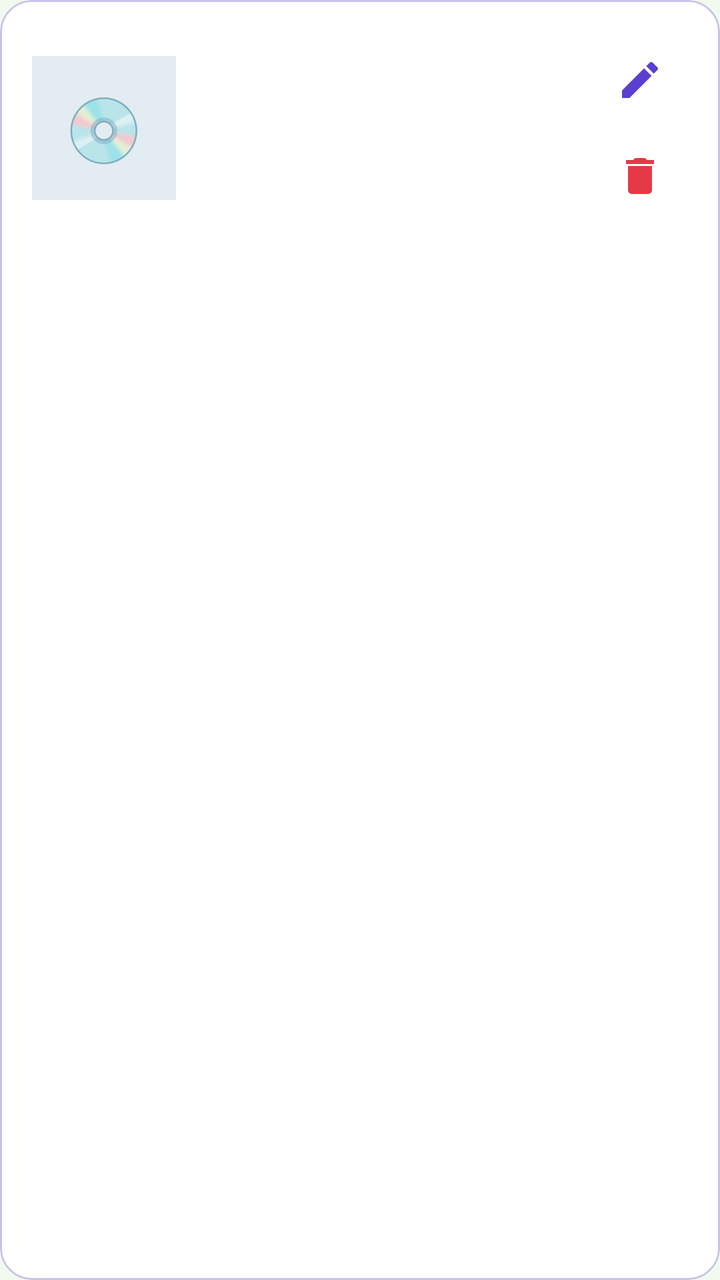
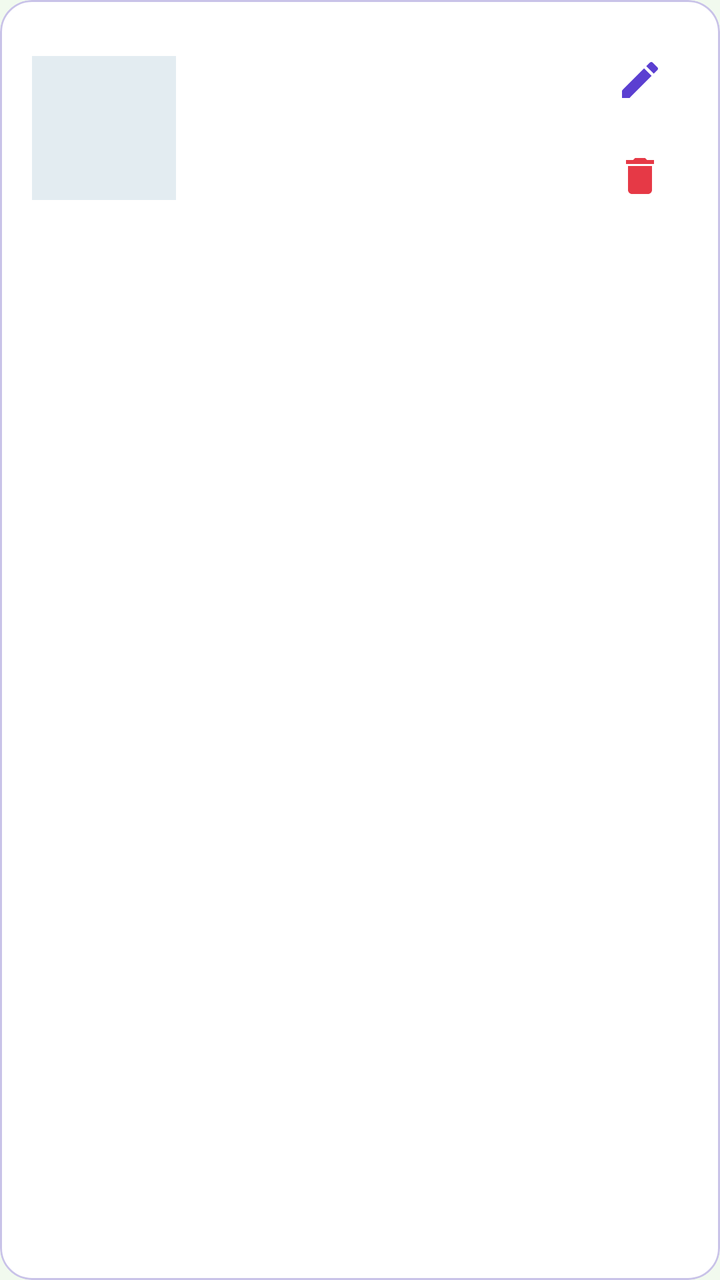

Compare the two renders of this Android layout. The source of the first and the diff that turns it into the second are given below.
<!-- AndroidManifest.xml: application theme Theme.VinylCDVault -->
<!-- res/layout/item_seller_product.xml -->
<?xml version="1.0" encoding="utf-8"?>
<com.google.android.material.card.MaterialCardView
    xmlns:android="http://schemas.android.com/apk/res/android"
    xmlns:app="http://schemas.android.com/apk/res-auto"
    style="@style/Widget.Material3.CardView.Outlined"
    android:layout_width="match_parent"
    android:layout_height="wrap_content"
    android:layout_marginBottom="@dimen/spacing_small"
    app:cardBackgroundColor="@color/card_bg"
    app:cardCornerRadius="@dimen/corner_radius"
    app:strokeColor="@color/input_stroke">

    <LinearLayout
        android:layout_width="match_parent"
        android:layout_height="wrap_content"
        android:gravity="center_vertical"
        android:orientation="horizontal"
        android:padding="@dimen/spacing_medium">

        <TextView
            android:layout_width="72dp"
            android:layout_height="72dp"
            android:background="@drawable/bg_cover"
            android:gravity="center"
            android:text="💿"
            android:textSize="32sp" />

        <LinearLayout
            android:layout_width="0dp"
            android:layout_height="wrap_content"
            android:layout_marginStart="@dimen/spacing_medium"
            android:layout_weight="1"
            android:orientation="vertical">

            <TextView
                android:id="@+id/tvTitle"
                style="@style/App.Text.Subtitle"
                android:layout_width="match_parent"
                android:layout_height="wrap_content"
                android:ellipsize="end"
                android:maxLines="1" />

            <TextView
                android:id="@+id/tvArtist"
                style="@style/App.Text.Body"
                android:layout_width="match_parent"
                android:layout_height="wrap_content" />

            <TextView
                android:id="@+id/tvFormat"
                style="@style/App.Text.Small"
                android:layout_width="wrap_content"
                android:layout_height="wrap_content" />

            <TextView
                android:id="@+id/tvPrice"
                style="@style/App.Text.Price"
                android:layout_width="wrap_content"
                android:layout_height="wrap_content" />
        </LinearLayout>

        <LinearLayout
            android:layout_width="wrap_content"
            android:layout_height="wrap_content"
            android:orientation="vertical">

            <ImageView
                android:id="@+id/btnEdit"
                android:layout_width="@dimen/icon_button"
                android:layout_height="@dimen/icon_button"
                android:background="?attr/selectableItemBackgroundBorderless"
                android:contentDescription="@string/seller_edit"
                android:padding="12dp"
                android:src="@drawable/ic_edit"
                app:tint="@color/primary" />

            <ImageView
                android:id="@+id/btnDelete"
                android:layout_width="@dimen/icon_button"
                android:layout_height="@dimen/icon_button"
                android:background="?attr/selectableItemBackgroundBorderless"
                android:contentDescription="@string/seller_delete"
                android:padding="12dp"
                android:src="@drawable/ic_delete"
                app:tint="@color/accent" />
        </LinearLayout>
    </LinearLayout>
</com.google.android.material.card.MaterialCardView>
<!-- resources referenced by this layout -->
<resources>
  <color name="accent">#E63946</color>
  <color name="card_bg" type="color">#FFFFFF</color>
  <color name="input_stroke" type="color">#C9C3E8</color>
  <color name="primary">#5B3FD1</color>
  <dimen name="corner_radius">16dp</dimen>
  <dimen name="icon_button">48dp</dimen>
  <dimen name="spacing_medium">16dp</dimen>
  <dimen name="spacing_small">8dp</dimen>
  <!-- drawable bg_cover (drawable) -->
  <?xml version="1.0" encoding="utf-8"?>
  <shape xmlns:android="http://schemas.android.com/apk/res/android" android:shape="rectangle">
      <solid android:color="@color/surface_muted" />
  </shape>
  <!-- drawable ic_delete (drawable) -->
  <vector xmlns:android="http://schemas.android.com/apk/res/android" android:height="24dp" android:tint="#000000" android:viewportHeight="24" android:viewportWidth="24" android:width="24dp">
        
      <path android:fillColor="@android:color/white" android:pathData="M6,19c0,1.1 0.9,2 2,2h8c1.1,0 2,-0.9 2,-2V7H6v12zM19,4h-3.5l-1,-1h-5l-1,1H5v2h14V4z"/>
      
  </vector>
  <!-- drawable ic_edit (drawable) -->
  <vector xmlns:android="http://schemas.android.com/apk/res/android" android:height="24dp" android:tint="#000000" android:viewportHeight="24" android:viewportWidth="24" android:width="24dp">
        
      <path android:fillColor="@android:color/white" android:pathData="M3,17.25V21h3.75L17.81,9.94l-3.75,-3.75L3,17.25zM20.71,7.04c0.39,-0.39 0.39,-1.02 0,-1.41l-2.34,-2.34c-0.39,-0.39 -1.02,-0.39 -1.41,0l-1.83,1.83 3.75,3.75 1.83,-1.83z"/>
      
  </vector>
  <string name="seller_delete">Eliminar</string>
  <string name="seller_edit">Editar</string>
  <style name="App.Text.Body">
          <item name="android:textSize">@dimen/text_body</item>
          <item name="android:textColor">@color/text_secondary</item>
      </style>
  <style name="App.Text.Price">
          <item name="android:textSize">@dimen/text_subtitle</item>
          <item name="android:textColor">@color/accent_dark</item>
          <item name="android:textStyle">bold</item>
      </style>
  <style name="App.Text.Small">
          <item name="android:textSize">@dimen/text_small</item>
          <item name="android:textColor">@color/text_secondary</item>
      </style>
  <style name="App.Text.Subtitle">
          <item name="android:textSize">@dimen/text_subtitle</item>
          <item name="android:textColor">@color/text_dark</item>
          <item name="android:textStyle">bold</item>
      </style>
  <style name="Theme.VinylCDVault" parent="Theme.Material3.Light.NoActionBar">
          <item name="colorPrimary">@color/primary</item>
          <item name="colorOnPrimary">@color/white</item>
          <item name="colorSecondary">@color/accent</item>
          <item name="colorSecondaryContainer">@color/chip_bg</item>
          <item name="colorOnSecondaryContainer">@color/primary</item>
          <item name="colorOnSurfaceVariant">@color/text_secondary</item>
          <item name="android:windowBackground">@color/background_light</item>
          <item name="android:statusBarColor">@color/primary_dark</item>
      </style>
  <color name="surface_muted">#E3ECF1</color>
  <dimen name="text_body">16sp</dimen>
  <color name="text_secondary">#6B6785</color>
  <dimen name="text_subtitle">18sp</dimen>
  <color name="accent_dark">#C1121F</color>
  <dimen name="text_small">12sp</dimen>
  <color name="text_dark" type="color">#1D3557</color>
  <color name="white">#FFFFFF</color>
  <color name="chip_bg">#DCEBF3</color>
  <color name="background_light" type="color">#F1FAEE</color>
  <color name="primary_dark" type="color">#121212</color>
</resources>

<!-- the commit's change to res/layout/item_seller_product.xml (unified diff, before → after) -->
@@ -17,13 +17,13 @@
         android:orientation="horizontal"
         android:padding="@dimen/spacing_medium">
 
-        <TextView
+        <ImageView
+            android:id="@+id/ivCover"
             android:layout_width="72dp"
             android:layout_height="72dp"
             android:background="@drawable/bg_cover"
-            android:gravity="center"
-            android:text="💿"
-            android:textSize="32sp" />
+            android:scaleType="centerCrop"
+            android:contentDescription="@string/app_name" />
 
         <LinearLayout
             android:layout_width="0dp"
<!-- resource entries referenced after the edit -->
@@ -25,6 +25,7 @@
       <path android:fillColor="@android:color/white" android:pathData="M3,17.25V21h3.75L17.81,9.94l-3.75,-3.75L3,17.25zM20.71,7.04c0.39,-0.39 0.39,-1.02 0,-1.41l-2.34,-2.34c-0.39,-0.39 -1.02,-0.39 -1.41,0l-1.83,1.83 3.75,3.75 1.83,-1.83z"/>
       
   </vector>
+  <string name="app_name">Vinyl Vault</string>
   <string name="seller_delete">Eliminar</string>
   <string name="seller_edit">Editar</string>
   <style name="App.Text.Body">
